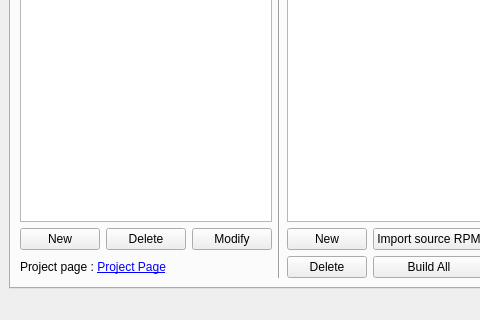
ronan22/obs-light, file src/ObsLightGui/ui/obsLightMain.ui: the form before one commit; both pictures show x 0 to 480 and y 120 to 440 of the 821 by 440 pixel window.
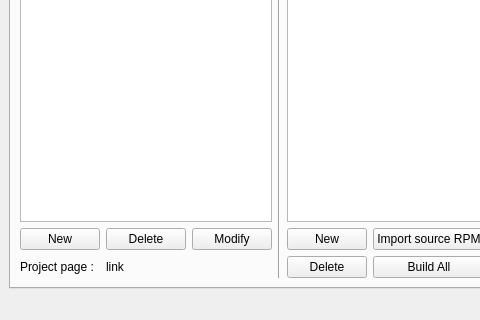
The form after the commit.

Commit message: - ObsLightManager: caught url error in getPackageStatus - GUI: added clickable project link

```diff
--- a/src/ObsLightGui/ui/obsLightMain.ui
+++ b/src/ObsLightGui/ui/obsLightMain.ui
@@ -213,10 +213,10 @@
           </property>
          </widget>
         </item>
-        <item row="3" column="0" colspan="2">
-         <widget class="QLabel" name="label">
+        <item row="3" column="0">
+         <widget class="QLabel" name="projectPageLabel">
           <property name="text">
-           <string>Project page : &lt;a href=&quot;http://www.google.fr&quot;&gt;Project Page&lt;/a&gt;</string>
+           <string>Project page :</string>
           </property>
           <property name="textFormat">
            <enum>Qt::RichText</enum>
@@ -242,6 +242,19 @@
         <item row="1" column="8" colspan="5">
          <widget class="QTreeView" name="fileTreeView"/>
         </item>
+        <item row="3" column="1" colspan="2">
+         <widget class="QLabel" name="projectPageLinkLabel">
+          <property name="text">
+           <string>link</string>
+          </property>
+          <property name="openExternalLinks">
+           <bool>true</bool>
+          </property>
+          <property name="textInteractionFlags">
+           <set>Qt::LinksAccessibleByMouse</set>
+          </property>
+         </widget>
+        </item>
        </layout>
       </widget>
       <widget class="QWidget" name="imagerProjectTab">
```
The commit also changes 3 other files.
